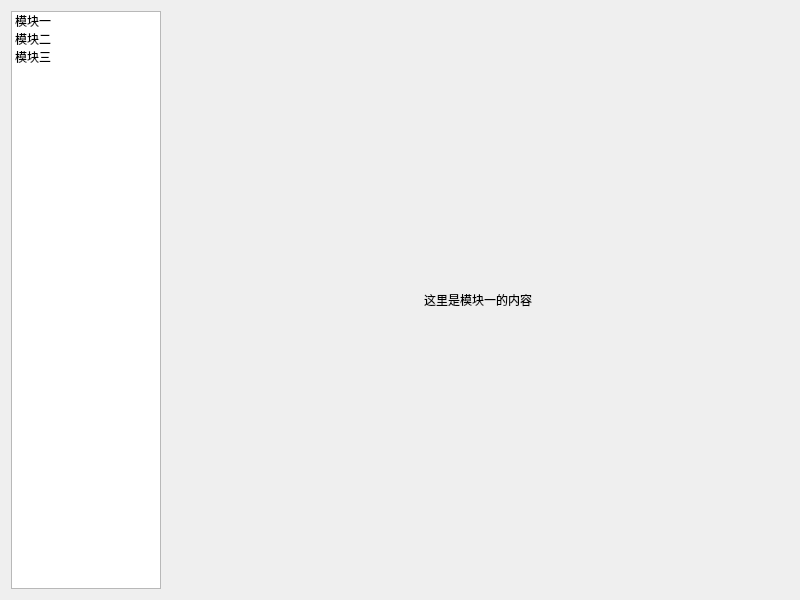
This is QT/AYE/form.ui in KysaInt/- as Qt 5 draws it before an edit. The edited form follows.
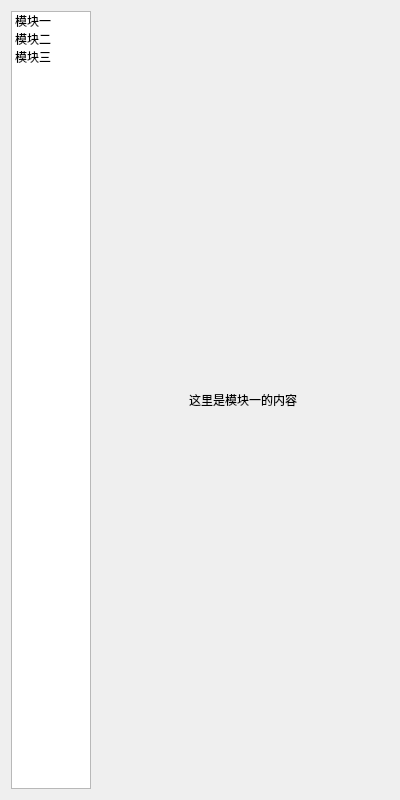
This is the edited form. The open tabs and pages were chosen to show the change.

Commit message: 优化UI布局，调整窗口尺寸和控件最大尺寸；更新标签对齐方式，确保内容显示正确；添加UI文件检查与重生逻辑，提升用户体验

Patch:
```diff
--- a/QT/AYE/form.ui
+++ b/QT/AYE/form.ui
@@ -6,8 +6,8 @@
    <rect>
     <x>0</x>
     <y>0</y>
-    <width>800</width>
-    <height>600</height>
+    <width>400</width>
+    <height>800</height>
    </rect>
   </property>
   <property name="windowTitle">
@@ -18,7 +18,7 @@
     <widget class="QListWidget" name="navigationList">
      <property name="maximumSize">
       <size>
-       <width>150</width>
+       <width>80</width>
        <height>16777215</height>
       </size>
      </property>
@@ -48,6 +48,9 @@
       <layout class="QVBoxLayout" name="verticalLayout">
        <item>
         <widget class="QLabel" name="label_1">
+         <property name="enabled">
+          <bool>true</bool>
+         </property>
          <property name="text">
           <string>这里是模块一的内容</string>
          </property>
```
Left out of the diff: 8 changed lines with no effect on the pictures. The commit also changes 3 other files.
